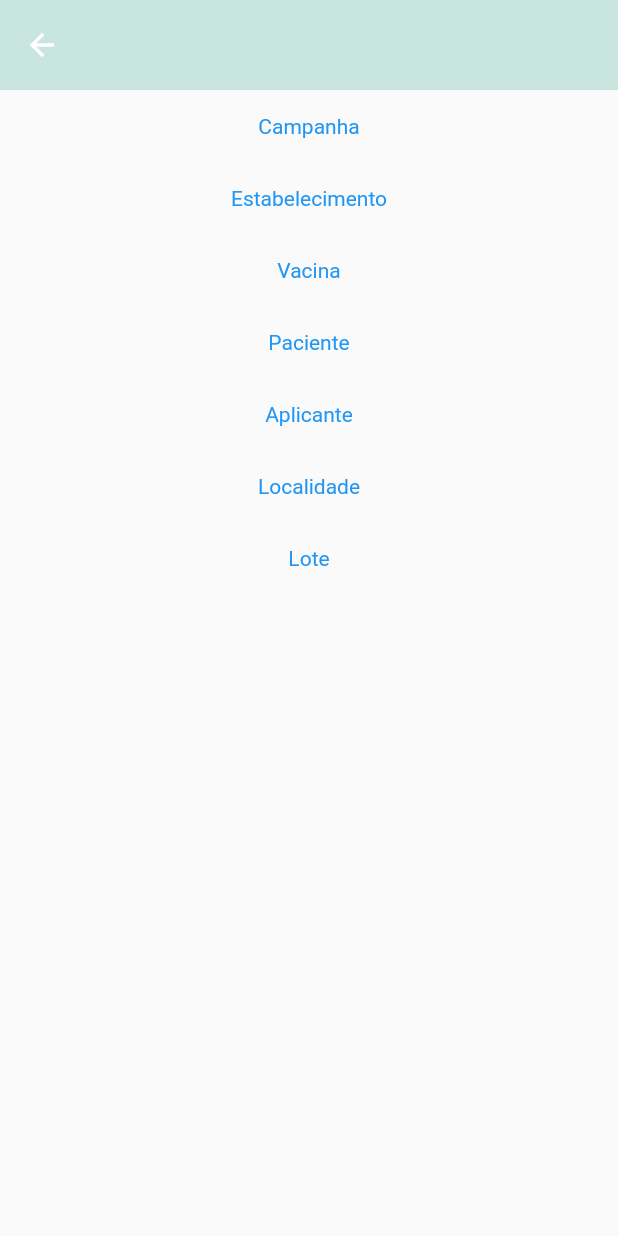
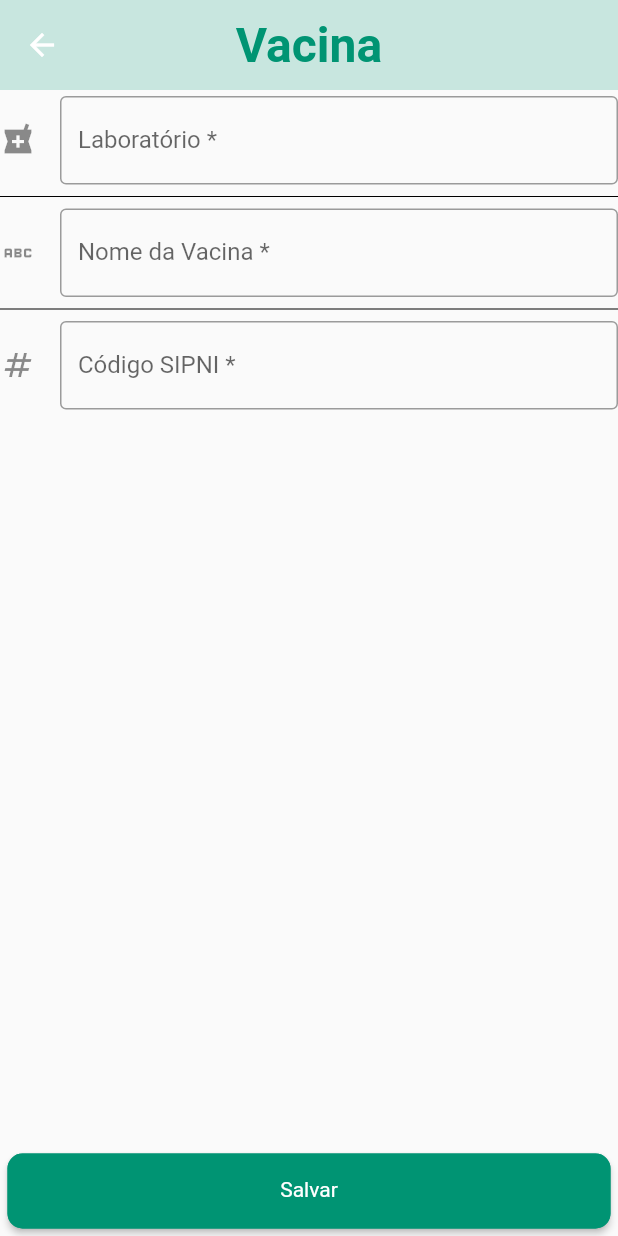
Before and after one commit to Dojak220/nurse, a Flutter app: the AddEntitiesMenuPage screen opened directly with empty values, after a tap on "Vacina", on a phone screen of 412 x 824 dp. Run offline on Flutter 3.47's test engine with Material 2 defaults, Android fonts, the phone set to English and light mode, and no system bars; our stand-ins replace flutter_dotenv, flutter_mobx, mobx, sqflite_sqlcipher; accounts and stored records are empty; Roboto replaces fonts that are missing (OpenSans); statements that could not run were skipped.

```diff
--- a/lib/app/modules/EntityEntry/add_entities_menu_page.dart
+++ b/lib/app/modules/EntityEntry/add_entities_menu_page.dart
@@ -33,7 +33,10 @@ class AddEntitiesMenuPage extends StatelessWidget {
               ),
               EntityButton(
                 title: "Vacina",
-                onPressed: () => print("Vacina"),
+                onPressed: () => Navigator.of(context)
+                    .pushNamed("/vaccines/new", arguments: {
+                  "title": "Vacina",
+                }),
               ),
               EntityButton(
                 title: "Paciente",
--- /dev/null
+++ b/lib/app/modules/EntityEntry/vaccination/add_vaccine_form.dart
@@ -0,0 +1,123 @@
+import 'package:flutter/material.dart';
+import 'package:nurse/app/components/registration_failed_alert_dialog.dart';
+import 'package:nurse/app/modules/EntityEntry/vaccination/add_vaccine_form_controller.dart';
+import 'package:nurse/app/modules/VaccinationEntry/components/custom_text_form_field.dart';
+import 'package:nurse/app/theme/app_theme.dart';
+import 'package:nurse/app/utils/form_labels.dart';
+import 'package:nurse/shared/utils/validator.dart';
+
+class AddVaccineForm extends StatefulWidget {
+  final AddVaccineFormController controller;
+
+  const AddVaccineForm(this.controller, {Key? key}) : super(key: key);
+
+  @override
+  State<AddVaccineForm> createState() => _AddVaccineFormState();
+}
+
+class _AddVaccineFormState extends State<AddVaccineForm> {
+  void tryToSave(AddVaccineFormController controller) async {
+    final wasSaved = await controller.saveInfo();
+
+    if (wasSaved) {
+      if (!mounted) return;
+      Navigator.of(context).pop();
+    } else {
+      showDialog<void>(
+        context: context,
+        builder: (_) {
+          return const RegistrationFailedAlertDialog(entityName: "vacina");
+        },
+      );
+    }
+  }
+
+  @override
+  Widget build(BuildContext context) {
+    final args =
+        ModalRoute.of(context)!.settings.arguments as Map<String, String>;
+
+    return Scaffold(
+      appBar: AppBar(
+        title: Text(
+          args["title"]!,
+          style: const TextStyle(
+            fontSize: 32,
+          ),
+        ),
+      ),
+      body: SafeArea(
+        child: Column(
+          children: [
+            Expanded(
+              child: _VaccineFormFields(controller: widget.controller),
+            ),
+            Align(
+              alignment: Alignment.bottomCenter,
+              child: Container(
+                margin: const EdgeInsets.all(5),
+                width: double.infinity,
+                child: ElevatedButton(
+                  style: AppTheme.stepButtonStyle,
+                  onPressed: () => tryToSave(widget.controller),
+                  child: const Text("Salvar"),
+                ),
+              ),
+            ),
+          ],
+        ),
+      ),
+    );
+  }
+}
+
+class _VaccineFormFields extends StatefulWidget {
+  final AddVaccineFormController controller;
+
+  const _VaccineFormFields({
+    Key? key,
+    required this.controller,
+  }) : super(key: key);
+
+  @override
+  State<_VaccineFormFields> createState() => _VaccineFormFieldsState();
+}
+
+class _VaccineFormFieldsState extends State<_VaccineFormFields> {
+  @override
+  Widget build(BuildContext context) {
+    return Form(
+      key: widget.controller.formKey,
+      child: Padding(
+        padding: const EdgeInsets.symmetric(vertical: 4.0),
+        child: ListView(
+          children: [
+            CustomTextFormField(
+              icon: const Icon(Icons.local_pharmacy),
+              label: FormLabels.vaccineLaboratory,
+              textEditingController: widget.controller.laboratory,
+              validatorType: ValidatorType.name,
+              onSaved: (value) => {},
+            ),
+            const Divider(color: Colors.black),
+            CustomTextFormField(
+              icon: const Icon(Icons.abc),
+              label: FormLabels.vaccine,
+              textEditingController: widget.controller.name,
+              validatorType: ValidatorType.name,
+              onSaved: (value) => {},
+            ),
+            const Divider(color: Colors.black),
+            CustomTextFormField(
+              icon: const Icon(Icons.numbers),
+              label: FormLabels.vaccineSipniCode,
+              textEditingController: widget.controller.sipniCode,
+              validatorType: ValidatorType.numericalString,
+              onSaved: (value) => {},
+            ),
+          ],
+        ),
+      ),
+    );
+  }
+}
--- a/lib/app/nurse_widget.dart
+++ b/lib/app/nurse_widget.dart
@@ -8,6 +8,8 @@ import 'package:nurse/app/modules/EntityEntry/infra/add_establishment_form.dart'
 import 'package:nurse/app/modules/EntityEntry/infra/add_establishment_form_controller.dart';
 import 'package:nurse/app/modules/EntityEntry/infra/add_locality_form.dart';
 import 'package:nurse/app/modules/EntityEntry/infra/add_locality_form_controller.dart';
+import 'package:nurse/app/modules/EntityEntry/vaccination/add_vaccine_form.dart';
+import 'package:nurse/app/modules/EntityEntry/vaccination/add_vaccine_form_controller.dart';
 import 'package:nurse/app/modules/Home/home_page.dart';
 import 'package:nurse/app/modules/VaccinationEntry/vaccination_entry.dart';
 import 'package:nurse/app/theme/app_theme.dart';
@@ -44,7 +46,8 @@ class Nurse extends StatelessWidget {
         "/appliers/new": (context) =>
             AddApplierForm(AddApplierFormController()),
         "/vaccines": (context) => const EmptyPage("vaccine"),
-        "/vaccines/new": (context) => const EmptyPage("vaccine/new"),
+        "/vaccines/new": (context) =>
+            AddVaccineForm(AddVaccineFormController()),
         "/vaccineBatches": (context) => const EmptyPage("vaccineBatch"),
         "/vaccineBatches/new": (context) => const EmptyPage("vaccineBatch/new"),
         "/localities": (context) => const EmptyPage("locality"),
```
Also changed, not shown: lib/app/modules/EntityEntry/vaccination/add_vaccine_form_controller.dart (added, +53 -0 lines).
